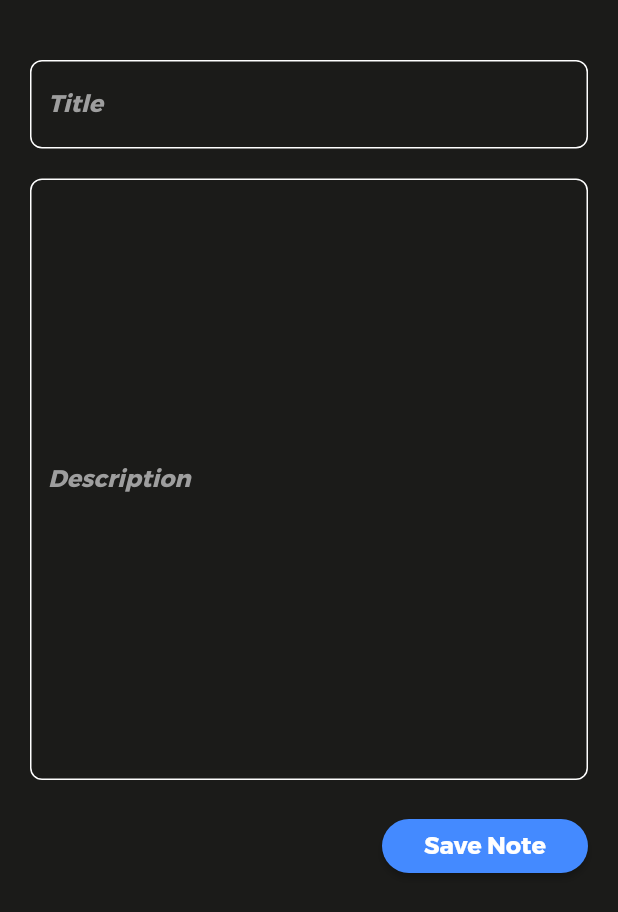
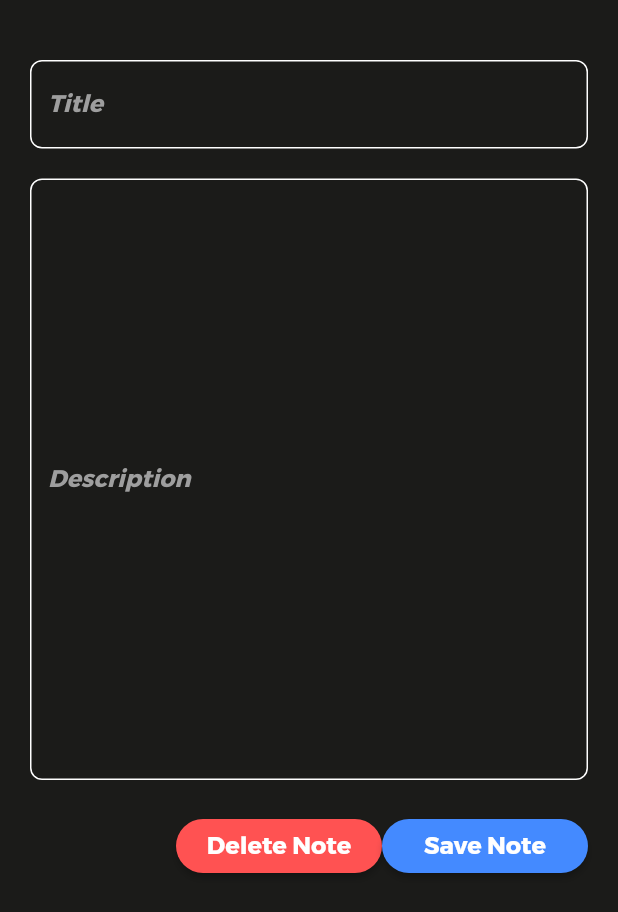
Before and after one commit to TayebwaBrunoBusinge/Notes101, a Flutter app: the AddNote screen opened directly, on a phone screen of 412 x 824 dp. Shown: the top 912 px of the screen. Run offline on Flutter 3.47's test engine with Material 2 defaults, Android fonts, the phone set to English and light mode, and no system bars; our stand-ins replace cloud_firestore, firebase_auth, firebase_core, google_sign_in; accounts and stored records are empty.

Commit message:
Finish up with necessary features

```diff
--- a/lib/backend/note_dao.dart
+++ b/lib/backend/note_dao.dart
@@ -11,22 +11,36 @@ class NoteDao {
       .collection('notes');
 
   void saveNote(Note note) async {
-    await usersNotesCollection.add(note.toJson());
+    //Changed saveNote.
+    await usersNotesCollection.add(note.toJson()).then((value) async {
+      await usersNotesCollection
+          .doc(value.id)
+          .set({'id': value.id}, SetOptions(merge: true));
+    });
   }
 
   void updateNote(Note note) async {
     try {
+      print('trying to update note.');
+      print('Note id is:' + note.id.toString());
       await usersNotesCollection
-          .where('title' == note.title.toString())
+          .where('noteId' == note.id.toString())
           .get()
           .then((value) {
         for (var element in value.docs) {
-          usersNotesCollection.doc(element.reference.id).set(note.toJson());
+          print('id is ' + element.reference.id);
+          usersNotesCollection
+              .doc(element.reference.id)
+              .set(note.toJson(), SetOptions(merge: true));
         }
       });
     } on PlatformException catch (e) {
       print('Error while saving note.' + e.toString());
     }
+  }
+
+  void deleteNote(Note note) async {
+    await usersNotesCollection.doc(note.id).delete();
   }
 
   Future<List<Note>> getNotesList() async {
--- a/lib/backend/notes_model.dart
+++ b/lib/backend/notes_model.dart
@@ -1,14 +1,17 @@
 import 'package:cloud_firestore/cloud_firestore.dart';
 
+//Remove id if shit f***s up.
 class Note {
   String? title;
   String? description;
   String? dateCreated;
+  String? id;
 
   Note({
     this.title,
     this.description,
     this.dateCreated,
+    this.id,
   });
 
   factory Note.fromJson(Map<String, dynamic> json) {
@@ -16,6 +19,7 @@ class Note {
       title: json['title'].toString(),
       description: json['description'].toString(),
       dateCreated: json['dateCreated'].toString(),
+      id: json['id'].toString(),
     );
   }
 
@@ -23,7 +27,8 @@ class Note {
     return <String, dynamic>{
       'title': title,
       'description': description,
-      'dateCreated': dateCreated
+      'dateCreated': dateCreated,
+      'id': id,
     };
   }
 
--- a/lib/routes/addNotes.dart
+++ b/lib/routes/addNotes.dart
@@ -91,6 +91,34 @@ class _AddNoteState extends State<AddNote> {
                           borderRadius: BorderRadius.circular(20),
                         )),
                         backgroundColor:
+                            MaterialStateProperty.all(Colors.redAccent),
+                        fixedSize: MaterialStateProperty.all(Size.fromWidth(
+                            (MediaQuery.of(context).size.width) / 3)),
+                      ),
+                      child: const Center(
+                        child: Text(
+                          'Delete Note',
+                          style: TextStyle(
+                            color: Colors.white,
+                            fontFamily: "Montserrat",
+                            fontSize: 16,
+                          ),
+                        ),
+                      ),
+                    ),
+                    ElevatedButton(
+                      onPressed: () {
+                        noteAccess.saveNote(note);
+                        setState(() {
+                          Navigator.of(context).pop();
+                        });
+                        /*Save to firebase and go back to view saved notes.*/
+                      },
+                      style: ButtonStyle(
+                        shape: MaterialStateProperty.all(RoundedRectangleBorder(
+                          borderRadius: BorderRadius.circular(20),
+                        )),
+                        backgroundColor:
                             MaterialStateProperty.all(Colors.blueAccent),
                         fixedSize: MaterialStateProperty.all(Size.fromWidth(
                             (MediaQuery.of(context).size.width) / 3)),
```
Also changed, not shown: lib/routes/homepage.dart (+8 -6 lines), lib/routes/viewNote.dart (+55 -13 lines).
